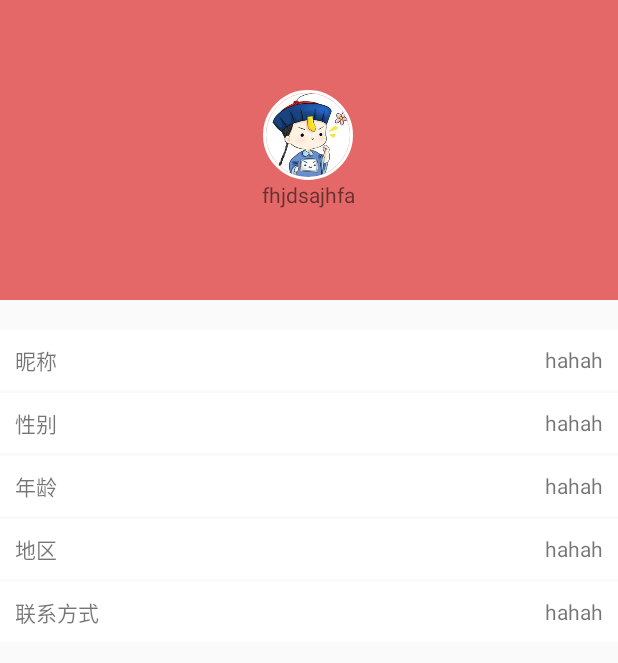
After one commit to NEUSE1401/LeQi, an Android app: the layout activity_personal_information.xml on its own in the app's theme, with its tools: preview values and no code run, on a phone screen of 412 x 824 dp. The commit adds this screen. Shown: the top 663 px of the screen. Run offline under Robolectric (Android 15) with nearby library versions, the phone set to English and light mode, and no system bars.

Commit message:
个人信息及个人信息修改

```diff
--- a/app/src/main/AndroidManifest.xml
+++ b/app/src/main/AndroidManifest.xml
@@ -1,7 +1,9 @@
 <?xml version="1.0" encoding="utf-8"?>
 <manifest xmlns:android="http://schemas.android.com/apk/res/android"
     package="la.neu.leqi">
+
     <uses-permission android:name="android.permission.INTERNET" />
+
     <application
         android:allowBackup="true"
         android:icon="@mipmap/ic_launcher"
@@ -11,9 +13,11 @@
         <activity android:name=".MainActivity">
             <intent-filter>
                 <action android:name="android.intent.action.MAIN" />
+
                 <category android:name="android.intent.category.LAUNCHER" />
             </intent-filter>
         </activity>
+        <activity android:name=".ChangePersonalInfoActivity"></activity>
     </application>
 
 </manifest>
--- /dev/null
+++ b/app/src/main/java/la/neu/leqi/ChangePersonalInfoActivity.java
@@ -0,0 +1,20 @@
+package la.neu.leqi;
+
+import android.support.v7.app.AppCompatActivity;
+import android.os.Bundle;
+import android.widget.LinearLayout;
+import android.widget.TextView;
+
+public class ChangePersonalInfoActivity extends AppCompatActivity {
+
+    private LinearLayout changeArea;
+    private TextView changeRemind;
+    @Override
+    protected void onCreate(Bundle savedInstanceState) {
+        super.onCreate(savedInstanceState);
+        setContentView(R.layout.activity_change_personal_info);
+
+        changeArea= (LinearLayout) findViewById(R.id.change_area);
+        changeRemind= (TextView) findViewById(R.id.change_remind);
+    }
+}
--- /dev/null
+++ b/app/src/main/java/la/neu/leqi/PersonalInformationActivity.java
@@ -0,0 +1,52 @@
+package la.neu.leqi;
+
+import android.app.Activity;
+import android.os.Bundle;
+import android.view.View;
+import android.widget.LinearLayout;
+import android.widget.TextView;
+
+/**
+ * Created by lenovo on 2016/11/2.
+ */
+
+public class PersonalInformationActivity extends Activity{
+    private LinearLayout changeNickName;
+    private LinearLayout changeAge;
+    private LinearLayout changeSex;
+    private LinearLayout changeDistrict;
+    private LinearLayout changeContactWay;
+
+    private TextView nickName;
+    private TextView sex;
+    private TextView age;
+    private TextView district;
+    private TextView contactWay;
+
+    @Override
+    protected void onCreate(Bundle savedInstanceState) {
+        super.onCreate(savedInstanceState);
+
+        changeAge= (LinearLayout) findViewById(R.id.change_age);
+        changeContactWay= (LinearLayout) findViewById(R.id.change_contact);
+        changeDistrict= (LinearLayout) findViewById(R.id.change_district);
+        changeSex= (LinearLayout) findViewById(R.id.change_sex);
+        changeNickName= (LinearLayout) findViewById(R.id.change_nickname);
+
+        nickName= (TextView) findViewById(R.id.nickname);
+        age= (TextView) findViewById(R.id.age);
+        contactWay= (TextView) findViewById(R.id.contact_way);
+        district= (TextView) findViewById(R.id.district);
+        sex= (TextView) findViewById(R.id.sex);
+
+    }
+
+    class ChangePersonalInfoListener implements View.OnClickListener{
+
+        @Override
+        public void onClick(View view) {
+
+        }
+    }
+
+}
--- /dev/null
+++ b/app/src/main/res/layout/activity_change_personal_info.xml
@@ -0,0 +1,27 @@
+<?xml version="1.0" encoding="utf-8"?>
+<LinearLayout xmlns:android="http://schemas.android.com/apk/res/android"
+    xmlns:tools="http://schemas.android.com/tools"
+    android:id="@+id/activity_change_personal_info"
+    android:layout_width="match_parent"
+    android:layout_height="match_parent"
+    android:paddingBottom="@dimen/activity_vertical_margin"
+    android:paddingLeft="@dimen/activity_horizontal_margin"
+    android:paddingRight="@dimen/activity_horizontal_margin"
+    android:paddingTop="@dimen/activity_vertical_margin"
+    tools:context="la.neu.leqi.ChangePersonalInfoActivity"
+    android:orientation="vertical">
+
+    <LinearLayout
+        android:orientation="vertical"
+        android:id="@+id/change_area"
+        android:layout_width="match_parent"
+        android:layout_height="wrap_content">
+        <EditText
+            android:layout_width="match_parent"
+            android:layout_height="wrap_content" />
+        <TextView
+            android:layout_width="wrap_content"
+            android:layout_height="wrap_content"
+            android:id="@+id/change_remind"/>
+    </LinearLayout>
+</LinearLayout>
--- /dev/null
+++ b/app/src/main/res/layout/activity_personal_information.xml
@@ -0,0 +1,188 @@
+<?xml version="1.0" encoding="utf-8"?>
+<LinearLayout xmlns:android="http://schemas.android.com/apk/res/android"
+    android:orientation="vertical"
+    android:layout_width="match_parent"
+    android:layout_height="match_parent">
+    <FrameLayout
+        android:layout_width="match_parent"
+        android:layout_height="200dp"
+       >
+        <ImageView
+            android:layout_width="match_parent"
+            android:layout_height="match_parent"
+            android:background="#e46868"/>
+
+        <LinearLayout
+            android:layout_width="wrap_content"
+            android:layout_height="wrap_content"
+            android:layout_gravity="center"
+            android:orientation="vertical">
+            <de.hdodenhof.circleimageview.CircleImageView
+                xmlns:app="http://schemas.android.com/apk/res-auto"
+                android:layout_width="60dp"
+                android:layout_gravity="center"
+                android:layout_height="60dp"
+                android:src="@drawable/default_icon"
+                app:civ_border_color="#ffffff"
+                app:civ_border_width="2dp"/>
+            <TextView
+                android:layout_width="wrap_content"
+                android:layout_height="wrap_content"
+                android:id="@+id/signature"
+                android:text="fhjdsajhfa"/>
+        </LinearLayout>
+
+
+    </FrameLayout>
+
+
+    <ScrollView
+        android:layout_marginTop="20dp"
+        android:layout_width="match_parent"
+        android:layout_height="match_parent">
+       <LinearLayout
+           android:orientation="vertical"
+           android:layout_width="match_parent"
+           android:layout_height="wrap_content">
+
+           <LinearLayout
+               android:clickable="true"
+               android:id="@+id/change_nickname"
+               android:background="#ffff"
+               android:layout_width="match_parent"
+               android:layout_height="40dp">
+               <TextView
+                   android:layout_marginLeft="10dp"
+                   android:layout_gravity="center"
+                   android:layout_width="wrap_content"
+                   android:layout_height="wrap_content"
+                   android:text="昵称"/>
+               <LinearLayout
+                   android:layout_width="match_parent"
+                   android:layout_height="match_parent"
+                   android:gravity="right">
+                   <TextView
+                       android:layout_width="wrap_content"
+                       android:layout_height="wrap_content"
+                       android:layout_gravity="center"
+                       android:layout_marginRight="10dp"
+                       android:id="@+id/nickname"
+                       android:text="hahah"/>
+               </LinearLayout>
+
+           </LinearLayout>
+
+           <LinearLayout
+               android:clickable="true"
+               android:id="@+id/change_sex"
+               android:background="#ffff"
+               android:layout_marginTop="2dp"
+               android:layout_width="match_parent"
+               android:layout_height="40dp">
+               <TextView
+                   android:layout_marginLeft="10dp"
+                   android:layout_gravity="center"
+                   android:layout_width="wrap_content"
+                   android:layout_height="wrap_content"
+                   android:text="性别"/>
+               <LinearLayout
+                   android:layout_width="match_parent"
+                   android:layout_height="match_parent"
+                   android:gravity="right">
+                   <TextView
+                       android:layout_width="wrap_content"
+                       android:layout_height="wrap_content"
+                       android:layout_gravity="center"
+                       android:layout_marginRight="10dp"
+                       android:id="@+id/sex"
+                       android:text="hahah"/>
+               </LinearLayout>
+
+           </LinearLayout>
+
+           <LinearLayout
+               android:clickable="true"
+               android:id="@+id/change_age"
+               android:background="#ffff"
+               android:layout_marginTop="2dp"
+               android:layout_width="match_parent"
+               android:layout_height="40dp">
+               <TextView
+                   android:layout_marginLeft="10dp"
+                   android:layout_gravity="center"
+                   android:layout_width="wrap_content"
+                   android:layout_height="wrap_content"
+                   android:text="年龄"/>
+               <LinearLayout
+                   android:layout_width="match_parent"
+                   android:layout_height="match_parent"
+                   android:gravity="right">
+                   <TextView
+                       android:layout_width="wrap_content"
+                       android:layout_height="wrap_content"
+                       android:layout_gravity="center"
+                       android:layout_marginRight="10dp"
+                       android:id="@+id/age"
+                       android:text="hahah"/>
+               </LinearLayout>
+
+           </LinearLayout>
+
+           <LinearLayout
+               android:clickable="true"
+               android:id="@+id/change_district"
+               android:background="#ffff"
+               android:layout_marginTop="2dp"
+               android:layout_width="match_parent"
+               android:layout_height="40dp">
+               <TextView
+                   android:layout_marginLeft="10dp"
+                   android:layout_gravity="center"
+                   android:layout_width="wrap_content"
+                   android:layout_height="wrap_content"
+                   android:text="地区"/>
+               <LinearLayout
+                   android:layout_width="match_parent"
+                   android:layout_height="match_parent"
+                   android:gravity="right">
+                   <TextView
+                       android:layout_width="wrap_content"
+                       android:layout_height="wrap_content"
+                       android:layout_gravity="center"
+                       android:layout_marginRight="10dp"
+                       android:id="@+id/district"
+                       android:text="hahah"/>
+               </LinearLayout>
+
+           </LinearLayout>
+
+           <LinearLayout
+               android:clickable="true"
+               android:id="@+id/change_contact"
+               android:background="#ffff"
+               android:layout_marginTop="2dp"
+               android:layout_width="match_parent"
+               android:layout_height="40dp">
+               <TextView
+                   android:layout_marginLeft="10dp"
+                   android:layout_gravity="center"
+                   android:layout_width="wrap_content"
+                   android:layout_height="wrap_content"
+                   android:text="联系方式"/>
+               <LinearLayout
+                   android:layout_width="match_parent"
+                   android:layout_height="match_parent"
+                   android:gravity="right">
+                   <TextView
+                       android:layout_width="wrap_content"
+                       android:layout_height="wrap_content"
+                       android:layout_gravity="center"
+                       android:layout_marginRight="10dp"
+                       android:id="@+id/contact_way"
+                       android:text="hahah"/>
+               </LinearLayout>
+           </LinearLayout>
+       </LinearLayout>
+    </ScrollView>
+
+</LinearLayout>
--- a/app/src/main/res/values/strings.xml
+++ b/app/src/main/res/values/strings.xml
@@ -1,4 +1,4 @@
 <resources>
     <string name="app_name">乐骑</string>
-    <item name="TAG_KEY_URI" type="id"/>
+    <item name="TAG_KEY_URI" type="id" />
 </resources>
```
